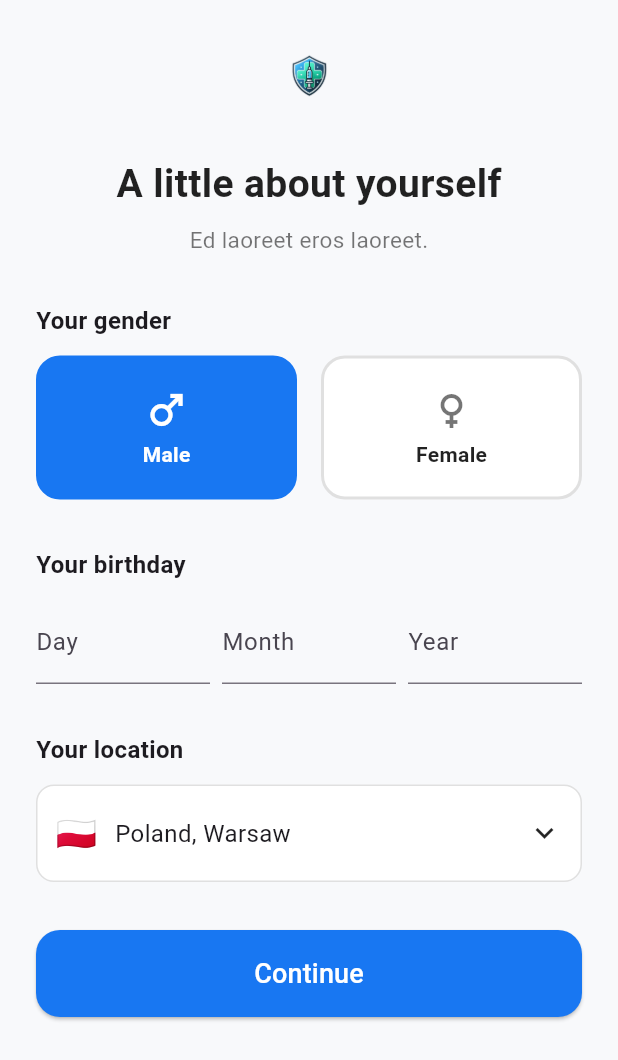
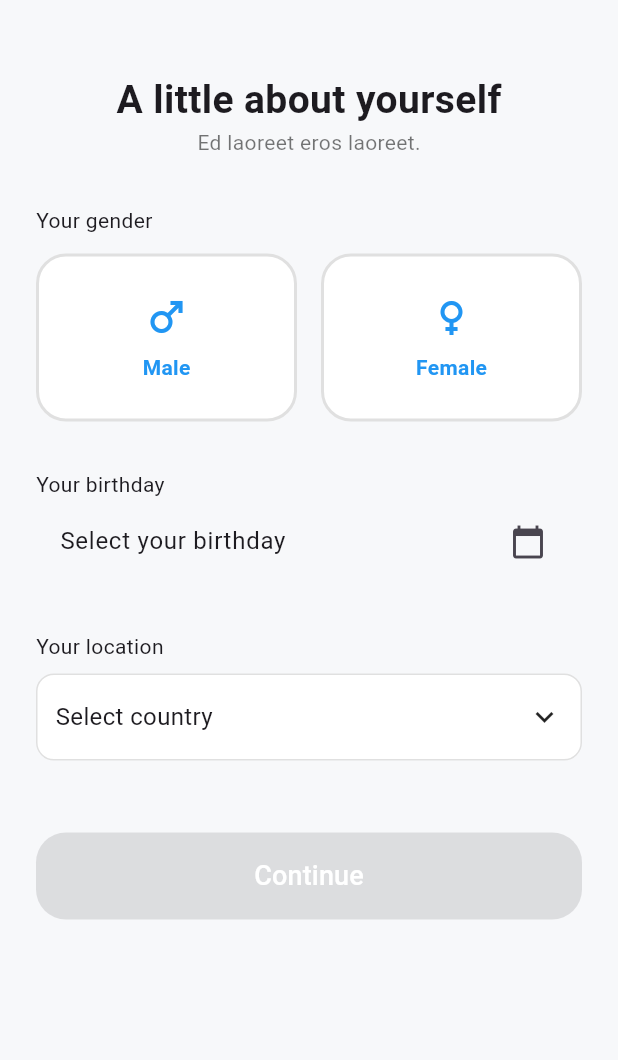
Before and after one commit to kevintomeni/vaxio, a Flutter app: the ProfileInfoPage screen opened by its route, on a phone screen of 412 x 824 dp. Shown: the top 1060 px of the screen. Run offline on Flutter 3.47's test engine with Material 3 defaults, Android fonts, the phone set to English and light mode, and no system bars; our stand-ins replace bloc, country_picker, dio, equatable, flutter_bloc, get and 3 more; accounts and stored records are empty.

Commit message:
Ajout de nouvelles dépendances, y compris country_picker et universal_io. Mise à jour de la gestion des états avec Bloc pour les pages de sélection de rôle et d'informations de profil. Refactorisation de la page d'onboarding pour améliorer l'expérience utilisateur. Remplacement de l'ancienne logique de sélection de genre par une gestion via Bloc.

```diff
--- /dev/null
+++ b/lib/bloc/profile/profile_bloc.dart
@@ -0,0 +1,57 @@
+import 'package:flutter_bloc/flutter_bloc.dart';
+import 'profile_event.dart';
+import 'profile_state.dart';
+import '../../services/city_service.dart';
+
+class ProfileBloc extends Bloc<ProfileEvent, ProfileState> {
+  ProfileBloc() : super(const ProfileState()) {
+    on<GenderSelected>((event, emit) => emit(state.copyWith(gender: event.gender)));
+
+    on<BirthdayChanged>((event, emit) => emit(state.copyWith(
+      day: event.day,
+      month: event.month,
+      year: event.year
+    )));
+
+    on<LocationSelected>((event, emit) => emit(state.copyWith(city: event.location)));
+
+    on<CountrySelected>((event, emit) async {
+      // Mettre à jour le pays et réinitialiser la ville
+      emit(state.copyWith(
+        country: event.country,
+        city: '', // Réinitialiser la ville quand le pays change
+        availableCities: [], // Vider la liste des villes
+        isLoadingCities: true,
+      ));
+
+      // Récupérer les villes du pays sélectionné
+      try {
+        final cities = await CityService.getCitiesByCountry(event.country);
+        emit(state.copyWith(
+          availableCities: cities,
+          isLoadingCities: false,
+        ));
+      } catch (e) {
+        emit(state.copyWith(
+          availableCities: [],
+          isLoadingCities: false,
+          error: 'Erreur lors du chargement des villes: $e',
+        ));
+      }
+    });
+
+    on<CitySelected>((event, emit) => emit(state.copyWith(city: event.city)));
+
+    on<ProfileSubmitted>((event, emit) async {
+      emit(state.copyWith(isLoading: true, error: null));
+      // Appelle l'API backend ici
+      try {
+        // Simulation d'un appel API
+        await Future.delayed(const Duration(seconds: 2));
+        emit(state.copyWith(isLoading: false));
+      } catch (e) {
+        emit(state.copyWith(isLoading: false, error: e.toString()));
+      }
+    });
+  }
+}
--- /dev/null
+++ b/lib/bloc/profile/profile_event.dart
@@ -0,0 +1,43 @@
+import 'package:equatable/equatable.dart';
+
+abstract class ProfileEvent extends Equatable {
+  @override
+  List<Object?> get props => [];
+}
+
+class GenderSelected extends ProfileEvent {
+  final String gender;
+  GenderSelected(this.gender);
+  @override
+  List<Object?> get props => [gender];
+}
+
+class BirthdayChanged extends ProfileEvent {
+  final String day, month, year;
+  BirthdayChanged(this.day, this.month, this.year);
+  @override
+  List<Object?> get props => [day, month, year];
+}
+
+class LocationSelected extends ProfileEvent {
+  final String location;
+  LocationSelected(this.location);
+  @override
+  List<Object?> get props => [location];
+}
+
+class ProfileSubmitted extends ProfileEvent {}
+
+class CountrySelected extends ProfileEvent {
+  final String country;
+  CountrySelected(this.country);
+  @override
+  List<Object?> get props => [country];
+}
+
+class CitySelected extends ProfileEvent {
+  final String city;
+  CitySelected(this.city);
+  @override
+  List<Object?> get props => [city];
+}
--- /dev/null
+++ b/lib/bloc/profile/profile_state.dart
@@ -0,0 +1,65 @@
+import 'package:equatable/equatable.dart';
+
+class ProfileState extends Equatable {
+  final String gender;
+  final String day, month, year;
+  final String country;
+  final String city;
+  final List<String> availableCities;
+  final bool isLoading;
+  final bool isLoadingCities;
+  final String? error;
+
+  const ProfileState({
+    this.gender = '',
+    this.day = '',
+    this.month = '',
+    this.year = '',
+    this.country = '',
+    this.city = '',
+    this.availableCities = const [],
+    this.isLoading = false,
+    this.isLoadingCities = false,
+    this.error,
+  });
+
+  ProfileState copyWith({
+    String? gender,
+    String? day,
+    String? month,
+    String? year,
+    String? country,
+    String? city,
+    List<String>? availableCities,
+    bool? isLoading,
+    bool? isLoadingCities,
+    String? error,
+  }) {
+    return ProfileState(
+      gender: gender ?? this.gender,
+      day: day ?? this.day,
+      month: month ?? this.month,
+      year: year ?? this.year,
+      country: country ?? this.country,
+      city: city ?? this.city,
+      availableCities: availableCities ?? this.availableCities,
+      isLoading: isLoading ?? this.isLoading,
+      isLoadingCities: isLoadingCities ?? this.isLoadingCities,
+      error: error,
+    );
+  }
+
+  @override
+  List<Object?> get props => [
+    gender,
+    day,
+    month,
+    year,
+    country,
+    city,
+    availableCities,
+    isLoading,
+    isLoadingCities,
+    error
+  ];
+}
--- a/lib/views/profile_info_page.dart
+++ b/lib/views/profile_info_page.dart
@@ -1,88 +1,68 @@
 import 'package:flutter/material.dart';
-import 'package:get/get.dart';
-
-enum Gender { male, female }
-
-class ProfileInfoController extends GetxController {
-  var gender = Gender.male.obs;
-  var day = ''.obs;
-  var month = ''.obs;
-  var year = ''.obs;
-  var location = ''.obs;
-
-  void selectGender(Gender gender) => this.gender.value = gender;
-  void setDay(String day) => this.day.value = day;
-  void setMonth(String month) => this.month.value = month;
-  void setYear(String year) => this.year.value = year;
-  void setLocation(String location) => this.location.value = location;
-}
+import 'package:flutter_bloc/flutter_bloc.dart';
+import '../bloc/profile/profile_bloc.dart';
+import '../bloc/profile/profile_event.dart';
+import '../bloc/profile/profile_state.dart';
+import 'package:country_picker/country_picker.dart';
 
 class ProfileInfoPage extends StatelessWidget {
   const ProfileInfoPage({super.key});
 
   @override
   Widget build(BuildContext context) {
-    final controller = Get.put(ProfileInfoController());
+    return BlocProvider(
+      create: (_) => ProfileBloc(),
+      child: BlocBuilder<ProfileBloc, ProfileState>(
+        builder: (context, state) {
+          DateTime? selectedDate;
           return Scaffold(
-      backgroundColor: const Color(0xFFF8F9FB),
+            backgroundColor: const Color(0xFFF7F8FA),
             body: SafeArea(
               child: SingleChildScrollView(
-          child: Padding(
-            padding: const EdgeInsets.symmetric(horizontal: 24),
+                padding: const EdgeInsets.all(24),
                 child: Column(
                   crossAxisAlignment: CrossAxisAlignment.start,
+                  mainAxisSize: MainAxisSize.min,
                   children: [
-                const SizedBox(height: 32),
-                Center(
-                  child: Image.asset('assets/images/logo.png', height: 40),
-                ),
-                const SizedBox(height: 32),
+                    const SizedBox(height: 24),
                     const Center(
                       child: Text(
                         "A little about yourself",
-                    style: TextStyle(
-                      fontSize: 26,
-                      fontWeight: FontWeight.bold,
-                      color: Colors.black87,
+                        style: TextStyle(fontSize: 26, fontWeight: FontWeight.bold),
                       ),
                     ),
-                ),
-                const SizedBox(height: 8),
                     const Center(
                       child: Text(
                         "Ed laoreet eros laoreet.",
-                    style: TextStyle(
-                      color: Colors.black54,
-                      fontSize: 15,
-                    ),
+                        style: TextStyle(color: Colors.black54),
                       ),
                     ),
                     const SizedBox(height: 32),
-                const Text("Your gender", style: TextStyle(fontWeight: FontWeight.bold, fontSize: 16)),
+                    const Text("Your gender"),
                     const SizedBox(height: 12),
                     Row(
                       children: [
                         Expanded(
                           child: GestureDetector(
-                        onTap: () => controller.selectGender(Gender.male),
+                            onTap: () => context.read<ProfileBloc>().add(GenderSelected('male')),
                             child: Container(
-                          padding: const EdgeInsets.symmetric(vertical: 18),
+                              padding: const EdgeInsets.symmetric(vertical: 24),
                               decoration: BoxDecoration(
-                            color: controller.gender.value == Gender.male ? const Color(0xFF1877F2) : Colors.white,
-                            borderRadius: BorderRadius.circular(16),
+                                color: state.gender == 'male' ? Colors.blue : Colors.white,
+                                borderRadius: BorderRadius.circular(20),
                                 border: Border.all(
-                              color: controller.gender.value == Gender.male ? const Color(0xFF1877F2) : Colors.black12,
+                                  color: state.gender == 'male' ? Colors.blue : Colors.grey.shade300,
                                   width: 2,
                                 ),
                               ),
                               child: Column(
                                 children: [
-                              Icon(Icons.male, color: controller.gender.value == Gender.male ? Colors.white : Colors.black54, size: 32),
-                              const SizedBox(height: 4),
+                                  Icon(Icons.male, color: state.gender == 'male' ? Colors.white : Colors.blue, size: 32),
+                                  const SizedBox(height: 8),
                                   Text(
-                                'Male',
+                                    "Male",
                                     style: TextStyle(
-                                  color: controller.gender.value == Gender.male ? Colors.white : Colors.black87,
+                                      color: state.gender == 'male' ? Colors.white : Colors.blue,
                                       fontWeight: FontWeight.bold,
                                     ),
                                   ),
@@ -94,25 +74,25 @@ class ProfileInfoPage extends StatelessWidget {
                         const SizedBox(width: 16),
                         Expanded(
                           child: GestureDetector(
-                        onTap: () => controller.selectGender(Gender.female),
+                            onTap: () => context.read<ProfileBloc>().add(GenderSelected('female')),
                             child: Container(
-                          padding: const EdgeInsets.symmetric(vertical: 18),
+                              padding: const EdgeInsets.symmetric(vertical: 24),
                               decoration: BoxDecoration(
-                            color: controller.gender.value == Gender.female ? const Color(0xFF1877F2) : Colors.white,
-                            borderRadius: BorderRadius.circular(16),
+                                color: state.gender == 'female' ? Colors.blue : Colors.white,
+                                borderRadius: BorderRadius.circular(20),
                                 border: Border.all(
-                              color: controller.gender.value == Gender.female ? const Color(0xFF1877F2) : Colors.black12,
+                                  color: state.gender == 'female' ? Colors.blue : Colors.grey.shade300,
                                   width: 2,
                                 ),
                               ),
                               child: Column(
                                 children: [
-                              Icon(Icons.female, color: controller.gender.value == Gender.female ? Colors.white : Colors.black54, size: 32),
-                              const SizedBox(height: 4),
+                                  Icon(Icons.female, color: state.gender == 'female' ? Colors.white : Colors.blue, size: 32),
+                                  const SizedBox(height: 8),
                                   Text(
-                                'Female',
+                                    "Female",
                                     style: TextStyle(
-                                  color: controller.gender.value == Gender.female ? Colors.white : Colors.black87,
+                                      color: state.gender == 'female' ? Colors.white : Colors.blue,
                                       fontWeight: FontWeight.bold,
                                     ),
                                   ),
@@ -124,43 +104,50 @@ class ProfileInfoPage extends StatelessWidget {
                       ],
                     ),
                     const SizedBox(height: 32),
-                const Text("Your birthday", style: TextStyle(fontWeight: FontWeight.bold, fontSize: 16)),
-                const SizedBox(height: 12),
+                    const Text("Your birthday"),
+                    ListTile(
+                      title: Text(
+                        state.day.isNotEmpty && state.month.isNotEmpty && state.year.isNotEmpty
+                          ? "${state.day}/${state.month}/${state.year}"
+                          : "Select your birthday",
+                        style: const TextStyle(fontSize: 16),
+                      ),
+                      trailing: const Icon(Icons.calendar_today),
+                      onTap: () async {
+                        final now = DateTime.now();
+                        final picked = await showDatePicker(
+                          context: context,
+                          initialDate: DateTime(now.year - 18, 1, 1),
+                          firstDate: DateTime(1900),
+                          lastDate: now,
+                        );
+                        if (picked != null) {
+                          context.read<ProfileBloc>().add(
+                            BirthdayChanged(
+                              picked.day.toString().padLeft(2, '0'),
+                              picked.month.toString().padLeft(2, '0'),
+                              picked.year.toString(),
+                            ),
+                          );
+                        }
+                      },
+                    ),
+                    const SizedBox(height: 32),
+                    const Text("Your location"),
+                    const SizedBox(height: 8),
                     Row(
                       children: [
                         Expanded(
-                      child: TextField(
-                        keyboardType: TextInputType.number,
-                        decoration: const InputDecoration(labelText: 'Day'),
-                        onChanged: (v) => controller.setDay(v),
-                      ),
-                    ),
-                    const SizedBox(width: 8),
-                    Expanded(
-                      child: TextField(
-                        keyboardType: TextInputType.number,
-                        decoration: const InputDecoration(labelText: 'Month'),
-                        onChanged: (v) => controller.setMonth(v),
-                      ),
-                    ),
-                    const SizedBox(width: 8),
-                    Expanded(
-                      child: TextField(
-                        keyboardType: TextInputType.number,
-                        decoration: const InputDecoration(labelText: 'Year'),
-                        onChanged: (v) => controller.setYear(v),
-                      ),
-                    ),
-                  ],
-                ),
-                const SizedBox(height: 32),
-                const Text("Your location", style: TextStyle(fontWeight: FontWeight.bold, fontSize: 16)),
-                const SizedBox(height: 12),
-                GestureDetector(
-                  onTap: () async {
-                    // Ici tu peux ouvrir un sélecteur de pays/ville si tu veux
-                    // Pour l'exemple, on met une valeur statique
-                    controller.setLocation("Poland, Warsaw");
+                          child: InkWell(
+                            borderRadius: BorderRadius.circular(12),
+                            onTap: () {
+                              showCountryPicker(
+                                context: context,
+                                showPhoneCode: false,
+                                onSelect: (Country country) {
+                                  context.read<ProfileBloc>().add(CountrySelected(country.name));
+                                },
+                              );
                             },
                             child: Container(
                               padding: const EdgeInsets.symmetric(vertical: 16, horizontal: 12),
@@ -171,47 +158,109 @@ class ProfileInfoPage extends StatelessWidget {
                               ),
                               child: Row(
                                 children: [
-                        const Text('🇵🇱', style: TextStyle(fontSize: 22)),
-                        const SizedBox(width: 12),
-                        Expanded(
-                          child: Obx(() => Text(
-                            controller.location.value.isEmpty ? "Poland, Warsaw" : controller.location.value,
+                                  Text(
+                                    state.country.isEmpty ? "Select country" : state.country,
                                     style: const TextStyle(fontSize: 16),
-                          )),
                                   ),
+                                  const Spacer(),
                                   const Icon(Icons.keyboard_arrow_down),
                                 ],
                               ),
                             ),
                           ),
+                        ),
+                      ],
+                    ),
+                    const SizedBox(height: 16),
+                    // Section ville avec dropdown
+                    if (state.country.isNotEmpty) ...[
+                      const Text("City"),
+                      const SizedBox(height: 8),
+                      Container(
+                        width: double.infinity,
+                        decoration: BoxDecoration(
+                          color: Colors.white,
+                          borderRadius: BorderRadius.circular(12),
+                          border: Border.all(color: Colors.black12),
+                        ),
+                        child: state.isLoadingCities
+                            ? const Padding(
+                                padding: EdgeInsets.all(16),
+                                child: Row(
+                                  children: [
+                                    SizedBox(
+                                      width: 16,
+                                      height: 16,
+                                      child: CircularProgressIndicator(strokeWidth: 2),
+                                    ),
+                                    SizedBox(width: 12),
+                                    Text("Chargement des villes..."),
+                                  ],
+                                ),
+                              )
+                            : DropdownButtonHideUnderline(
+                                child: DropdownButton<String>(
+                                  value: state.city.isNotEmpty ? state.city : null,
+                                  hint: const Padding(
+                                    padding: EdgeInsets.symmetric(horizontal: 16),
+                                    child: Text("Select city"),
+                                  ),
+                                  isExpanded: true,
+                                  padding: const EdgeInsets.symmetric(horizontal: 16),
+                                  items: state.availableCities.map((String city) {
+                                    return DropdownMenuItem<String>(
+                                      value: city,
+                                      child: Text(city),
+                                    );
+                                  }).toList(),
+                                  onChanged: (String? newValue) {
+                                    if (newValue != null) {
+                                      context.read<ProfileBloc>().add(CitySelected(newValue));
+                                    }
+                                  },
+                                ),
+                              ),
+                      ),
+                      if (state.availableCities.isEmpty && !state.isLoadingCities && state.country.isNotEmpty)
+                        const Padding(
+                          padding: EdgeInsets.only(top: 8),
+                          child: Text(
+                            "Aucune ville trouvée pour ce pays",
+                            style: TextStyle(color: Colors.red, fontSize: 12),
+                          ),
+                        ),
+                    ],
                     const SizedBox(height: 32),
                     SizedBox(
                       width: double.infinity,
                       child: ElevatedButton(
-                    onPressed: () {
-                      // TODO: Envoyer les infos au backend ou passer à l'étape suivante
-                      // Par exemple :
-                      // context.read<AuthCubit>().updateProfile(...);
-                      Get.offNamed('/home');
-                    },
+                        onPressed: state.gender.isNotEmpty &&
+                                   state.day.isNotEmpty &&
+                                   state.month.isNotEmpty &&
+                                   state.year.isNotEmpty &&
+                                   state.country.isNotEmpty &&
+                                   state.city.isNotEmpty &&
+                                   !state.isLoading
+                            ? () {
+                                context.read<ProfileBloc>().add(ProfileSubmitted());
+                              }
+                            : null,
                         style: ElevatedButton.styleFrom(
-                      backgroundColor: const Color(0xFF1877F2),
-                      shape: RoundedRectangleBorder(
-                        borderRadius: BorderRadius.circular(16),
-                      ),
+                          backgroundColor: Colors.blue,
+                          shape: RoundedRectangleBorder(borderRadius: BorderRadius.circular(20)),
                           padding: const EdgeInsets.symmetric(vertical: 16),
                         ),
-                    child: const Text(
-                      'Continue',
-                      style: TextStyle(fontSize: 18, color: Colors.white),
+                        child: state.isLoading
+                            ? const CircularProgressIndicator(color: Colors.white)
+                            : const Text('Continue', style: TextStyle(fontSize: 18, color: Colors.white)),
                       ),
                     ),
-                ),
-                const SizedBox(height: 32),
                   ],
                 ),
               ),
             ),
+          );
+        },
       ),
     );
   }
--- a/lib/widgets/animated_logo.dart
+++ b/lib/widgets/animated_logo.dart
@@ -13,7 +13,6 @@ class AnimatedLogo extends StatelessWidget {
         offset: Offset(0, animation.value),
         child: child,
       ),
-      child: const Icon(Icons.health_and_safety, color: Colors.white, size: 50),
-    );
+      child: Image.asset('assets/images/logo.png', height: 48));
   }
 }
--- a/lib/widgets/animated_text.dart
+++ b/lib/widgets/animated_text.dart
@@ -16,7 +16,6 @@ class AnimatedText extends StatelessWidget {
       child: Text(
         text,
         style: const TextStyle(
-          fontFamily: 'Montserrat',
           fontWeight: FontWeight.bold,
           fontSize: 36,
           color: Colors.white,
--- a/pubspec.yaml
+++ b/pubspec.yaml
@@ -45,6 +45,7 @@ dependencies:
 
   # Network
   dio: ^5.3.3
+  http: ^1.1.0
 
   # Local Storage
   shared_preferences: ^2.2.2
@@ -58,6 +59,8 @@ dependencies:
   get: ^4.6.5
 
   pin_code_fields: ^8.0.1
+
+  country_picker: ^2.0.20
 
 dev_dependencies:
   flutter_test:
```
Also changed, not shown: lib/app.dart (+10 -2 lines), lib/main.dart (+6 -8 lines), lib/services/city_service.dart (added, +80 -0 lines), lib/views/onboarding_screen.dart (+88 -67 lines), lib/views/role_selection_page.dart (+0 -21 lines), pubspec.lock, 3 other files. Lines whose indentation alone changed are shown as unchanged.
